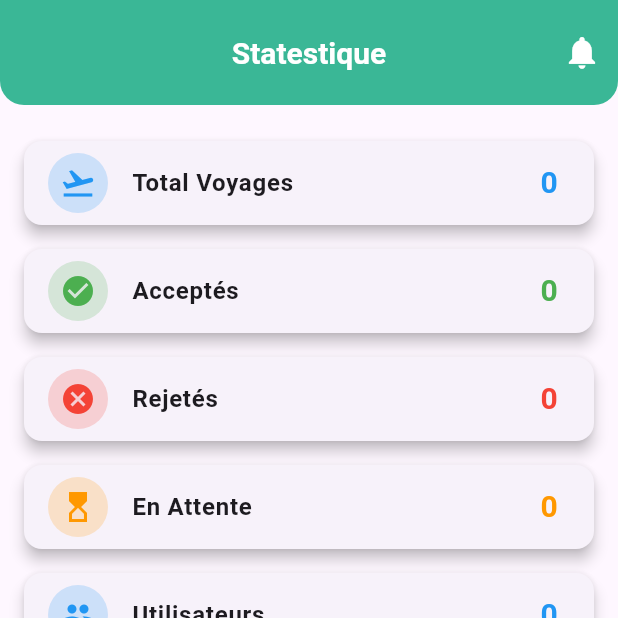
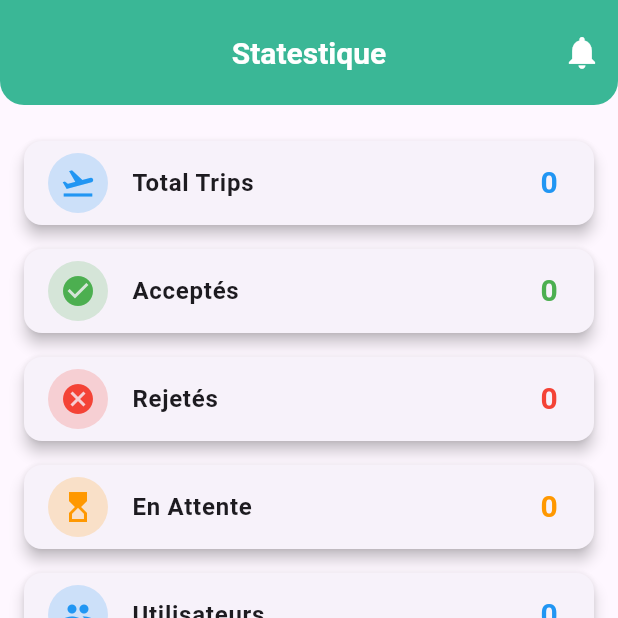
Before and after one commit to AbdelaliDuiche6/cmc_travel_app, a Flutter app: the StatestiquePage screen opened directly, on a phone screen of 412 x 824 dp, the top half of it. Run offline on Flutter 3.47's test engine with Material 3 defaults, Android fonts, the light colour scheme and no system bars; our stand-ins replace flutter_svg, image_picker, supabase_flutter; accounts and stored records are empty.

Commit message:
modifier statestique page

```diff
--- a/lib/pages/admin/statestique_screen.dart
+++ b/lib/pages/admin/statestique_screen.dart
@@ -153,7 +153,7 @@ class _StatestiquePageState extends State<StatestiquePage> {
                   crossAxisAlignment: CrossAxisAlignment.stretch,
                   children: [
                     _buildStatCard(
-                      "Total Voyages",
+                      "Total Trips",
                       totalVoyages.toString(),
                       Icons.flight_takeoff,
                     ),
```
